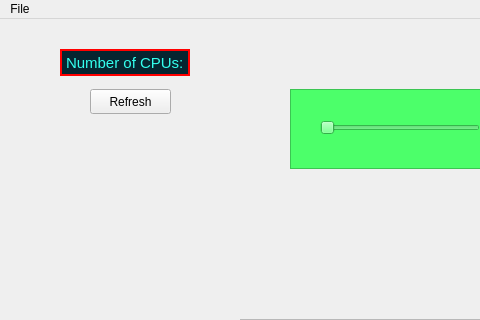
Before: the Qt Designer form CPU-Usage/mainwindow.ui in jentor67/Qt6Cmake, drawn with Qt 5; both pictures show x 0 to 480 and y 0 to 320 of the 800 by 600 pixel window.
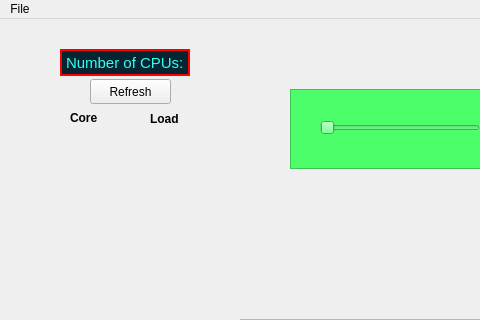
After: the same form once the commit is applied. Icons and pictures are not drawn.

Patch:
```diff
--- a/CPU-Usage/mainwindow.ui
+++ b/CPU-Usage/mainwindow.ui
@@ -259,7 +259,7 @@
     <property name="geometry">
      <rect>
       <x>90</x>
-      <y>70</y>
+      <y>60</y>
       <width>81</width>
       <height>25</height>
      </rect>
@@ -268,6 +268,45 @@
      <string>Refresh</string>
     </property>
    </widget>
+   <widget class="QLabel" name="labelCore">
+    <property name="geometry">
+     <rect>
+      <x>70</x>
+      <y>90</y>
+      <width>41</width>
+      <height>17</height>
+     </rect>
+    </property>
+    <property name="font">
+     <font>
+      <bold>true</bold>
+     </font>
+    </property>
+    <property name="text">
+     <string>Core</string>
+    </property>
+   </widget>
+   <widget class="QLabel" name="labelLoad">
+    <property name="geometry">
+     <rect>
+      <x>150</x>
+      <y>90</y>
+      <width>41</width>
+      <height>20</height>
+     </rect>
+    </property>
+    <property name="font">
+     <font>
+      <bold>true</bold>
+     </font>
+    </property>
+    <property name="layoutDirection">
+     <enum>Qt::LayoutDirection::LeftToRight</enum>
+    </property>
+    <property name="text">
+     <string>Load</string>
+    </property>
+   </widget>
   </widget>
   <widget class="QMenuBar" name="menubar">
    <property name="geometry">
```
Left out of the diff: 3 changed lines with no effect on the pictures.
